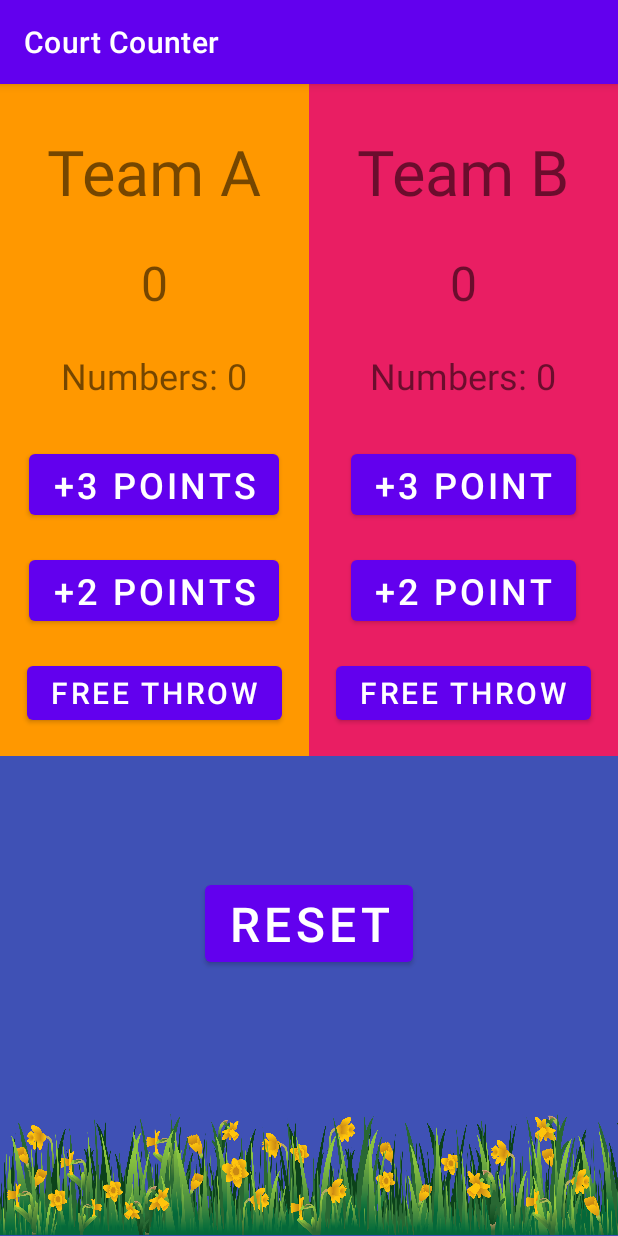
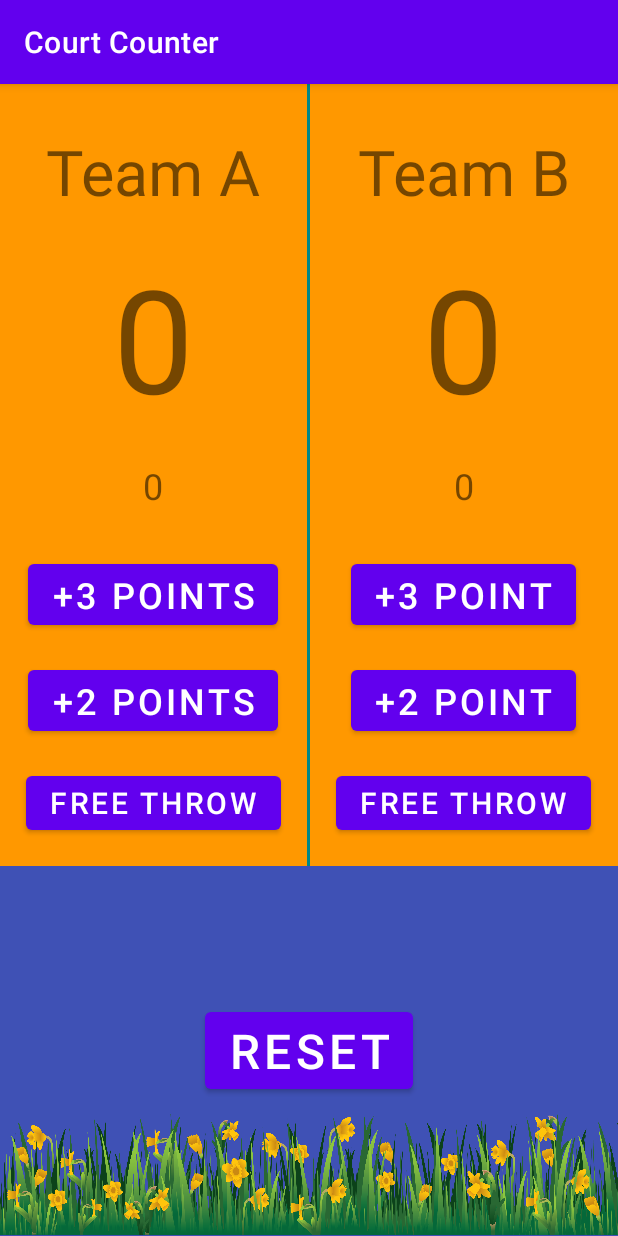
Before and after one commit to purnchndr/court_counter_app, an Android app: the screen it shows after launch (MainActivity), on a phone screen of 412 x 824 dp. Run offline under Robolectric (Android 15) with nearby library versions, the phone set to English and light mode, and no system bars.

Commit message:
Final commit

```diff
--- a/app/src/main/java/com/example/android/courtcounter/MainActivity.java
+++ b/app/src/main/java/com/example/android/courtcounter/MainActivity.java
@@ -14,51 +14,60 @@ public class MainActivity extends AppCompatActivity {
         setContentView(R.layout.activity_main);
     }
 
-    int scoreTeamA = 0, scoreTeamB = 0, countA = 0, countB =0;
+    //Initializing the variables that requared//
+    int scoreTeamA = 0, scoreTeamB = 0, countA = 0, countB = 0;
 
-    public void incementA3(View view){
+    //increment Score 3 for team A//
+    public void incementA3(View view) {
         scoreTeamA += 3;
         countA += 1;
         countDisplayA(countA);
         displayA(scoreTeamA);
     }
 
-    public void incementB3(View view){
+    //Increment Score 3 for team B//
+    public void incementB3(View view) {
         scoreTeamB += 3;
         countB += 1;
         countDisplayB(countB);
         displayB(scoreTeamB);
     }
 
-    public void incementA2(View view){
+    ////Increment Score 2 for team A//
+    public void incementA2(View view) {
         scoreTeamA += 2;
         countA += 1;
         countDisplayA(countA);
         displayA(scoreTeamA);
     }
 
-    public void incementB2(View view){
-        scoreTeamB += 2; countB += 1;
+    //Increment Score 2 for team B//
+    public void incementB2(View view) {
+        scoreTeamB += 2;
+        countB += 1;
         countDisplayB(countB);
         displayB(scoreTeamB);
     }
 
-    public void freeThrowA(View view){
+    //Increment Score 1 for team A//
+    public void freeThrowA(View view) {
         scoreTeamA += 1;
         countA += 1;
         countDisplayA(countA);
         displayA(scoreTeamA);
     }
 
-    public void freeThrowB(View view){
+    //Increment Score 1 for team B//
+    public void freeThrowB(View view) {
         scoreTeamB += 1;
         countB += 1;
         countDisplayB(countB);
         displayB(scoreTeamB);
     }
 
-  public  void reset(View view){
-        scoreTeamA =0;
+    //Reset all the values//
+    public void reset(View view) {
+        scoreTeamA = 0;
         scoreTeamB = 0;
         countA = 0;
         countB = 0;
@@ -67,25 +76,30 @@ countB = 0;
         displayA(scoreTeamA);
         displayB(scoreTeamB);
     }
-    private void displayA(int scoreA){
+
+//Update the Score for team A//
+    private void displayA(int scoreA) {
         TextView score = (TextView) findViewById(R.id.textViewA2);
         score.setText(String.valueOf(scoreA));
     }
 
-    private void displayB(int scoreB){
+//Update the score for team B//
+    private void displayB(int scoreB) {
         TextView score = (TextView) findViewById(R.id.textViewB2);
         score.setText(String.valueOf(scoreB));
     }
 
-    private void countDisplayA(int countA){
+//Update the goal count for team A//
+    private void countDisplayA(int countA) {
         TextView count = (TextView) findViewById(R.id.textViewA3);
         count.setText(String.valueOf(countA));
     }
 
-    private void countDisplayB(int countB){
+//Update the goal count for team B//
+    private void countDisplayB(int countB) {
         TextView count = (TextView) findViewById(R.id.textViewB3);
         count.setText(String.valueOf(countB));
     }
 
-
+//end of maim method //
 }
--- a/app/src/main/res/layout/activity_main.xml
+++ b/app/src/main/res/layout/activity_main.xml
@@ -9,8 +9,8 @@
     <LinearLayout
         android:layout_width="match_parent"
         android:layout_height="match_parent"
-        android:orientation="vertical"
-        android:background="#3F51B5">
+        android:background="#3F51B5"
+        android:orientation="vertical">
 
         <LinearLayout
             android:layout_width="match_parent"
@@ -20,35 +20,36 @@
             <LinearLayout
                 android:layout_width="0dp"
                 android:layout_height="wrap_content"
+                android:layout_weight="1"
                 android:background="#FF9800"
-                android:layout_weight="1"
+                android:gravity="center_horizontal"
                 android:orientation="vertical"
-                android:gravity="center_horizontal"
-                android:paddingBottom="18dp"
-                android:paddingTop="18dp">
+                android:paddingTop="18dp"
+                android:paddingBottom="18dp">
 
                 <TextView
                     android:id="@+id/textViewA1"
                     android:layout_width="wrap_content"
                     android:layout_height="wrap_content"
                     android:layout_margin="12dp"
-                    android:textSize="42sp"
-                    android:text="@string/team_a" />
+                    android:text="@string/team_a"
+                    android:textSize="42sp" />
 
                 <TextView
                     android:id="@+id/textViewA2"
                     android:layout_width="wrap_content"
                     android:layout_height="wrap_content"
-                    android:layout_margin="12dp"
-                    android:textSize="32sp"
-                    android:text="0" />
+                    android:layout_margin="6dp"
+                    android:text="0"
+                    android:textSize="96sp" />
+
                 <TextView
                     android:id="@+id/textViewA3"
                     android:layout_width="wrap_content"
                     android:layout_height="wrap_content"
                     android:layout_margin="12dp"
-                    android:textSize="24sp"
-                    android:text="Numbers: 0" />
+                    android:text="0"
+                    android:textSize="24sp" />
 
                 <Button
                     android:id="@+id/buttonA1"
@@ -56,8 +57,8 @@
                     android:layout_height="wrap_content"
                     android:layout_marginTop="18dp"
                     android:onClick="incementA3"
-                    android:textSize="24sp"
-                    android:text="+3 Points" />
+                    android:text="+3 Points"
+                    android:textSize="24sp" />
 
                 <Button
                     android:id="@+id/buttonA2"
@@ -65,8 +66,8 @@
                     android:layout_height="wrap_content"
                     android:layout_marginTop="18dp"
                     android:onClick="incementA2"
-                    android:textSize="24sp"
-                    android:text="+2 Points" />
+                    android:text="+2 Points"
+                    android:textSize="24sp" />
 
                 <Button
                     android:id="@+id/buttonA3"
@@ -74,42 +75,46 @@
                     android:layout_height="wrap_content"
                     android:layout_marginTop="18dp"
                     android:onClick="freeThrowA"
-                    android:textSize="20sp"
-                    android:text="Free Throw" />
+                    android:text="Free Throw"
+                    android:textSize="20sp" />
             </LinearLayout>
-
+            <LinearLayout
+                android:layout_width="2dp"
+                android:background="@color/teal_700"
+                android:layout_height="match_parent"/>
             <LinearLayout
                 android:layout_width="0dp"
                 android:layout_height="wrap_content"
                 android:layout_weight="1"
-                android:background="#E91E63"
+                android:background="#FF9800"
+                android:gravity="center_horizontal"
                 android:orientation="vertical"
-                android:paddingBottom="18dp"
                 android:paddingTop="18dp"
-                android:gravity="center_horizontal">
+                android:paddingBottom="18dp">
+
                 <TextView
                     android:id="@+id/textViewB1"
                     android:layout_width="wrap_content"
                     android:layout_height="wrap_content"
                     android:layout_margin="12dp"
-                    android:textSize="42sp"
-                    android:text="Team B" />
+                    android:text="Team B"
+                    android:textSize="42sp" />
 
                 <TextView
                     android:id="@+id/textViewB2"
                     android:layout_width="wrap_content"
                     android:layout_height="wrap_content"
-                    android:layout_margin="12dp"
-                    android:textSize="32sp"
-                    android:text="0" />
+                    android:layout_margin="6dp"
+                    android:text="0"
+                    android:textSize="96sp" />
 
                 <TextView
                     android:id="@+id/textViewB3"
                     android:layout_width="wrap_content"
                     android:layout_height="wrap_content"
                     android:layout_margin="12dp"
-                    android:textSize="24sp"
-                    android:text="Numbers: 0" />
+                    android:text="0"
+                    android:textSize="24sp" />
 
                 <Button
                     android:id="@+id/buttonB1"
@@ -117,8 +122,8 @@
                     android:layout_height="wrap_content"
                     android:layout_marginTop="18dp"
                     android:onClick="incementB3"
-                    android:textSize="24sp"
-                    android:text="+3 Point" />
+                    android:text="+3 Point"
+                    android:textSize="24sp" />
 
                 <Button
                     android:id="@+id/buttonB2"
@@ -126,33 +131,32 @@
                     android:layout_height="wrap_content"
                     android:layout_marginTop="18dp"
                     android:onClick="incementB2"
-                    android:textSize="24sp"
-                    android:text="+2 Point" />
+                    android:text="+2 Point"
+                    android:textSize="24sp" />
 
                 <Button
                     android:id="@+id/buttonB3"
                     android:layout_width="wrap_content"
+                    android:layout_height="wrap_content"
                     android:layout_marginTop="18dp"
-                    android:layout_height="wrap_content"
                     android:onClick="freeThrowB"
-                    android:textSize="20sp"
-                    android:text="Free Throw" />
+                    android:text="Free Throw"
+                    android:textSize="20sp" />
 
             </LinearLayout>
 
 
         </LinearLayout>
-    <LinearLayout
+
+        <RelativeLayout
             android:layout_width="match_parent"
-        android:layout_height="match_parent"
-        android:orientation="vertical">
+            android:layout_height="wrap_content">
 
             <Button
                 android:id="@+id/button6"
                 android:layout_width="wrap_content"
                 android:layout_height="wrap_content"
-            android:layout_gravity="center"
-            android:layout_marginTop="80dp"
+               android:layout_centerInParent="true"
                 android:onClick="reset"
                 android:text="Reset"
                 android:textSize="32sp" />
@@ -162,13 +166,13 @@
                 android:layout_width="match_parent"
                 android:layout_height="wrap_content"
                 android:scaleType="fitEnd"
+                android:contentDescription="@string/app_name"
                 android:src="@drawable/hi" />
 
 
-    </LinearLayout>
+        </RelativeLayout>
 
     </LinearLayout>
 
 
-
 </androidx.constraintlayout.widget.ConstraintLayout>
--- /dev/null
+++ b/app/src/main/res/values/styles.xml
@@ -0,0 +1,10 @@
+<?xml version="1.0" encoding="utf-8"?>
+<resources>
+    <!-- Base application theme. -->
+    <style name="AppTheme" parent="Theme.AppCompat.Light">
+        <!-- Primary theme color of the app (sets background color of app bar) -->
+        <item name="colorPrimary">#FF9800</item>
+        <!-- Background color of buttons in the app -->
+        <item name="colorButtonNormal">#FF9800</item>
+    </style>
+</resources>
```
Lines whose indentation alone changed are shown as unchanged.
